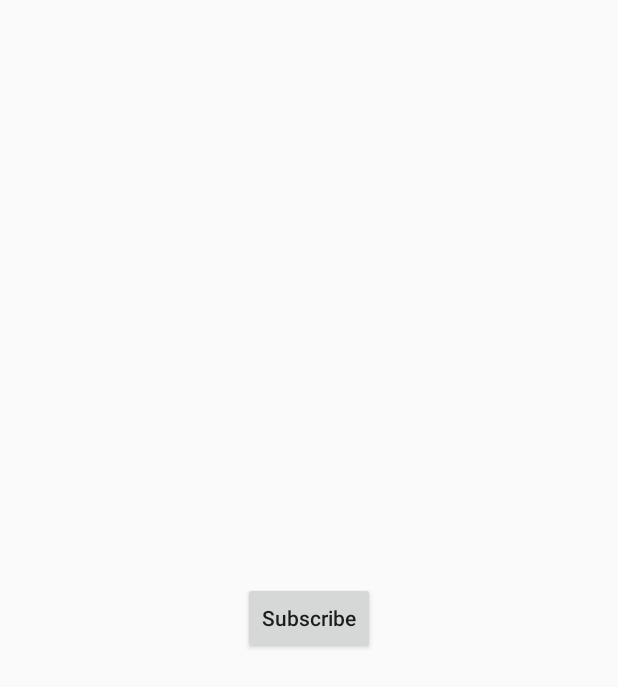
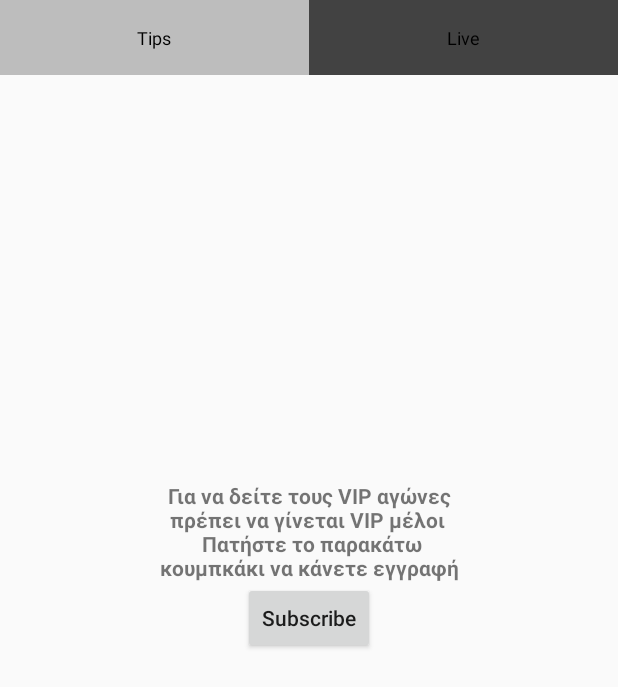
Before and after one commit to ExtinctSpecie/Betman, an Android app: the layout tab_view_vip.xml on its own in the app's theme, with its tools: preview values and no code run, on a phone screen of 412 x 824 dp. Shown: the top 687 px of the screen. Run offline under Robolectric (Android 15) with nearby library versions, the phone set to English and light mode, and no system bars; plain views replace SmartTabLayout.

Commit message:
vip layout no sub updated minor fixes

```diff
--- a/Betman/app/src/main/java/com/extinctspecie/betman/adapters/LVAdapterTVHistory.java
+++ b/Betman/app/src/main/java/com/extinctspecie/betman/adapters/LVAdapterTVHistory.java
@@ -113,7 +113,7 @@ public class LVAdapterTVHistory extends BaseAdapter
         viewHolder.tvFinalScore.setText(item.getFinalScore());
 
         if (item.getResult().equals("true")){
-            viewHolder.llHistoryItem.setBackgroundColor(Color.parseColor("#69F0AE"));
+            viewHolder.llHistoryItem.setBackgroundColor((context.getResources().getColor(R.color.historyWonGreen)));
         }
 
 
--- a/Betman/app/src/main/java/com/extinctspecie/betman/fragments/TabViewVIP.java
+++ b/Betman/app/src/main/java/com/extinctspecie/betman/fragments/TabViewVIP.java
@@ -62,6 +62,7 @@ public class TabViewVIP extends Fragment implements RewardedVideoAdListener
         viewPagerTab.setViewPager(viewPager);
 
         base64EncodedPublicKey = getResources().getString(R.string.googlePlayPublicKey);
+
         setupIabHelper();
 
         loadAd();
@@ -90,7 +91,11 @@ public class TabViewVIP extends Fragment implements RewardedVideoAdListener
                 if(rewardedVideoAd.isLoaded())
                     rewardedVideoAd.show();
                 tabVipView.findViewById(R.id.noSubLayout).setVisibility(View.GONE);
+
+                //tabVipView.findViewById(R.id.btnSub).setVisibility(View.GONE);
+
                 tabVipView.findViewById(R.id.subLayout).setVisibility(View.VISIBLE);
+             //   tabVipView.findViewById(R.id.vpVIPTabContainer).setVisibility(View.VISIBLE);
             }
         });
 
--- a/Betman/app/src/main/res/layout/tab_view_vip.xml
+++ b/Betman/app/src/main/res/layout/tab_view_vip.xml
@@ -1,17 +1,16 @@
 <?xml version="1.0" encoding="utf-8"?>
 <RelativeLayout xmlns:android="http://schemas.android.com/apk/res/android"
     xmlns:ads="http://schemas.android.com/tools"
-    android:orientation="vertical"
+    xmlns:app="http://schemas.android.com/apk/res-auto"
     android:layout_width="match_parent"
     android:layout_height="match_parent"
-    xmlns:app="http://schemas.android.com/apk/res-auto">
+    android:orientation="vertical">
 
     <RelativeLayout
+        android:id="@+id/subLayout"
         android:layout_width="match_parent"
-        android:id="@+id/subLayout"
         android:layout_height="match_parent"
-        android:visibility="gone"
-        >
+        android:visibility="gone">
 
 
         <android.support.design.widget.AppBarLayout
@@ -24,54 +23,87 @@
                 android:id="@+id/vipTabLayout"
                 android:layout_width="match_parent"
                 android:layout_height="50dp"
-                app:stl_indicatorAlwaysInCenter="false"
-                app:stl_indicatorWithoutPadding="false"
-                app:stl_indicatorInFront="false"
-                app:stl_indicatorInterpolation="smart"
-                app:stl_indicatorGravity="bottom"
-                app:stl_indicatorColor="#ffffff"
-                app:stl_indicatorThickness="50dp"
-                app:stl_indicatorWidth="auto"
-                app:stl_indicatorCornerRadius="2dp"
-                app:stl_overlineColor="#4dffffff"
-                app:stl_overlineThickness="0dp"
-                app:stl_underlineColor="#4dffffff"
-                app:stl_underlineThickness="1dp"
-                app:stl_dividerColor="#4dffffff"
-                app:stl_dividerThickness="0dp"
                 android:background="@color/deepPurplePrimaryDark"
+                app:stl_clickable="true"
                 app:stl_defaultTabBackground="?attr/selectableItemBackground"
                 app:stl_defaultTabTextAllCaps="false"
                 app:stl_defaultTabTextColor="#FC000000"
-                app:stl_defaultTabTextSize="12sp"
                 app:stl_defaultTabTextHorizontalPadding="16dp"
                 app:stl_defaultTabTextMinWidth="0dp"
+                app:stl_defaultTabTextSize="12sp"
                 app:stl_distributeEvenly="true"
-                app:stl_clickable="true"
+                app:stl_dividerColor="#4dffffff"
+                app:stl_dividerThickness="0dp"
+                app:stl_drawDecorationAfterTab="false"
+                app:stl_indicatorAlwaysInCenter="false"
+                app:stl_indicatorColor="#ffffff"
+                app:stl_indicatorCornerRadius="2dp"
+                app:stl_indicatorGravity="bottom"
+                app:stl_indicatorInFront="false"
+                app:stl_indicatorInterpolation="smart"
+                app:stl_indicatorThickness="50dp"
+                app:stl_indicatorWidth="auto"
+                app:stl_indicatorWithoutPadding="false"
+                app:stl_overlineColor="#4dffffff"
+                app:stl_overlineThickness="0dp"
                 app:stl_titleOffset="24dp"
-                app:stl_drawDecorationAfterTab="false"
-                />
+                app:stl_underlineColor="#4dffffff"
+                app:stl_underlineThickness="1dp" />
         </android.support.design.widget.AppBarLayout>
 
         <android.support.v4.view.ViewPager
             android:id="@+id/vpVIPTabContainer"
             android:layout_width="match_parent"
             android:layout_height="match_parent"
-            app:layout_behavior="@string/appbar_scrolling_view_behavior"
-            />
+            app:layout_behavior="@string/appbar_scrolling_view_behavior" />
     </RelativeLayout>
+
     <RelativeLayout
         android:id="@+id/noSubLayout"
         android:layout_width="match_parent"
         android:layout_height="match_parent">
+
+        <LinearLayout
+            android:layout_width="match_parent"
+            android:layout_height="50dp">
+            <TextView
+                android:layout_width="wrap_content"
+                android:layout_height="match_parent"
+                android:layout_weight="1"
+                android:text="Tips"
+                android:textSize="12sp"
+                android:gravity="center"
+                android:background="@color/deepPurplePrimary"
+                android:textColor="@color/black"
+                />
+            <TextView
+                android:layout_width="wrap_content"
+                android:layout_height="match_parent"
+                android:layout_weight="1"
+                android:text="Live"
+                android:textSize="12sp"
+                android:gravity="center"
+                android:background="@color/deepPurplePrimaryDark"
+                android:textColor="@color/black"/>
+
+        </LinearLayout>
+
         <Button
             android:id="@+id/btnSub"
             android:layout_width="wrap_content"
             android:layout_height="wrap_content"
             android:layout_centerInParent="true"
             android:text="Subscribe"
-            android:textAllCaps="false"/>
+            android:textAllCaps="false" />
+
+        <TextView
+            android:layout_width="200dp"
+            android:layout_height="wrap_content"
+            android:layout_above="@+id/btnSub"
+            android:layout_centerHorizontal="true"
+            android:text="@string/notSubText"
+            android:textAlignment="center"
+            android:textStyle="bold" />
 
     </RelativeLayout>
-
 </RelativeLayout>
--- a/Betman/app/src/main/res/values/strings.xml
+++ b/Betman/app/src/main/res/values/strings.xml
@@ -11,4 +11,7 @@
     <string name="tv_marked_title">Marked</string>
     <string name="tv_history_title">History</string>
 
+
+    <string name="notSubText">Για να δείτε τους VIP αγώνες πρέπει να γίνεται VIP μέλοι \n Πατήστε το παρακάτω κουμπκάκι να κάνετε εγγραφή</string>
+
 </resources>
```
